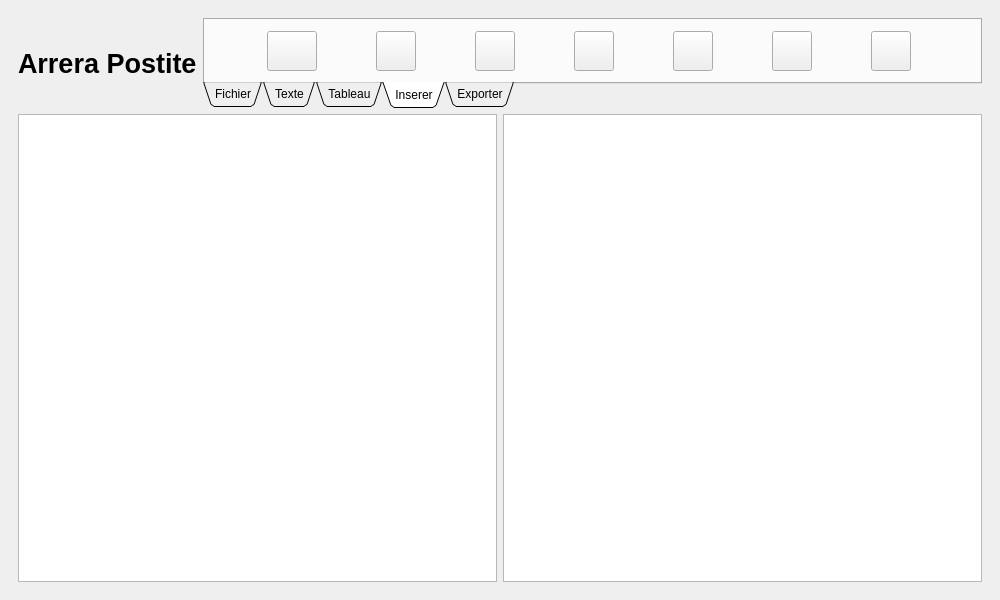
Old version of the form cuiapostite.ui in the repository Arrera-Software/Arrera-Postite.
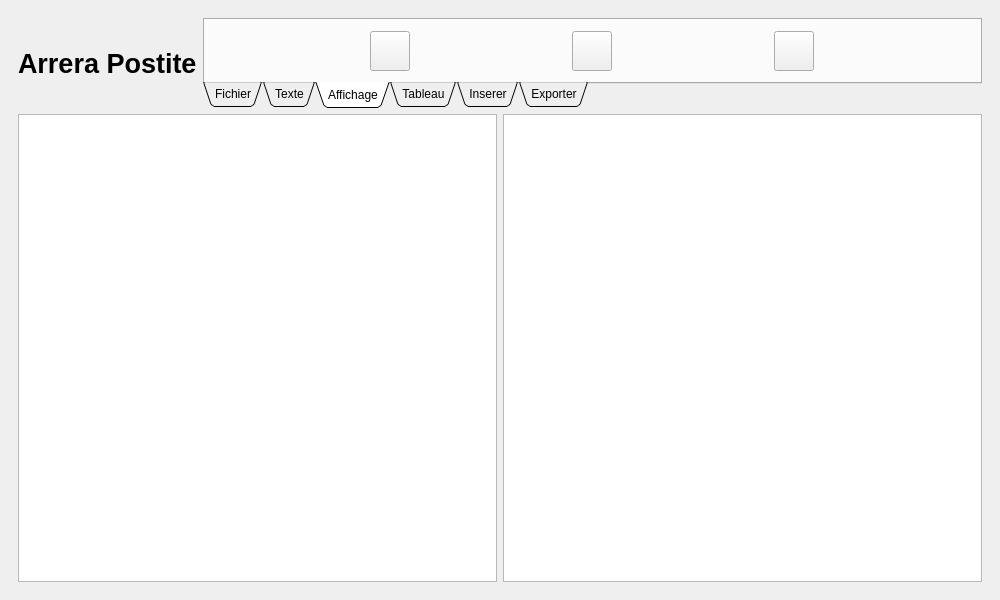
New version of the form. Icons and pictures are not drawn. Custom widgets are drawn as their Qt base class.

Commit message: Ajout de bouton pour changer l'affichage

```diff
--- a/cuiapostite.ui
+++ b/cuiapostite.ui
@@ -62,7 +62,7 @@
              <enum>QTabWidget::TabShape::Triangular</enum>
             </property>
             <property name="currentIndex">
-             <number>3</number>
+             <number>2</number>
             </property>
             <widget class="QWidget" name="Fichier">
              <attribute name="title">
@@ -348,6 +348,88 @@
               </item>
              </layout>
             </widget>
+            <widget class="QWidget" name="viewTab">
+             <attribute name="title">
+              <string>Affichage</string>
+             </attribute>
+             <layout class="QHBoxLayout" name="horizontalLayout_13">
+              <item>
+               <widget class="QPushButton" name="IDC_BTNEDITVIEW">
+                <property name="minimumSize">
+                 <size>
+                  <width>40</width>
+                  <height>40</height>
+                 </size>
+                </property>
+                <property name="maximumSize">
+                 <size>
+                  <width>40</width>
+                  <height>40</height>
+                 </size>
+                </property>
+                <property name="text">
+                 <string/>
+                </property>
+                <property name="iconSize">
+                 <size>
+                  <width>40</width>
+                  <height>40</height>
+                 </size>
+                </property>
+               </widget>
+              </item>
+              <item>
+               <widget class="QPushButton" name="IDC_BTNEDIT">
+                <property name="minimumSize">
+                 <size>
+                  <width>40</width>
+                  <height>40</height>
+                 </size>
+                </property>
+                <property name="maximumSize">
+                 <size>
+                  <width>40</width>
+                  <height>39</height>
+                 </size>
+                </property>
+                <property name="text">
+                 <string/>
+                </property>
+                <property name="iconSize">
+                 <size>
+                  <width>40</width>
+                  <height>40</height>
+                 </size>
+                </property>
+               </widget>
+              </item>
+              <item>
+               <widget class="QPushButton" name="IDC_BTNVIEW">
+                <property name="minimumSize">
+                 <size>
+                  <width>40</width>
+                  <height>40</height>
+                 </size>
+                </property>
+                <property name="maximumSize">
+                 <size>
+                  <width>40</width>
+                  <height>40</height>
+                 </size>
+                </property>
+                <property name="text">
+                 <string/>
+                </property>
+                <property name="iconSize">
+                 <size>
+                  <width>40</width>
+                  <height>40</height>
+                 </size>
+                </property>
+               </widget>
+              </item>
+             </layout>
+            </widget>
             <widget class="QWidget" name="tableau">
              <attribute name="title">
               <string>Tableau</string>
```
The commit also changes 2 other files.
